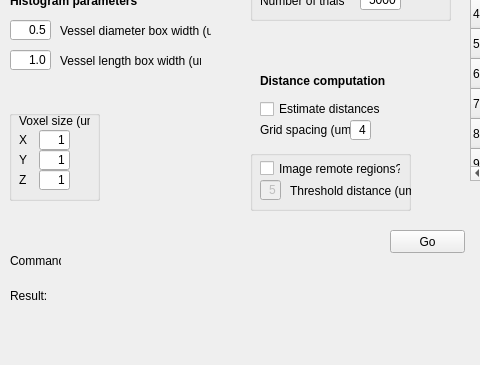
This is Qt/Batcher/mainwindow.ui in gibbogle/vessel-tools as Qt 5 draws it before an edit; both pictures show x 0 to 480 and y 297 to 662 of the 1370 by 662 pixel window. The edited form follows.
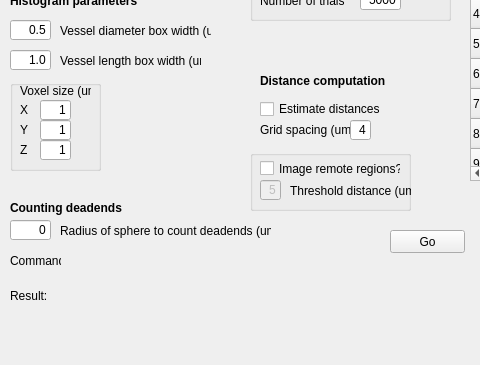
This is the edited form.

Commit message: Added deadend radius change to batcher

Diff of the .ui file:
```diff
--- a/Qt/Batcher/mainwindow.ui
+++ b/Qt/Batcher/mainwindow.ui
@@ -674,8 +674,8 @@
    <widget class="QGroupBox" name="groupBoxVoxel">
     <property name="geometry">
      <rect>
-      <x>9</x>
-      <y>390</y>
+      <x>10</x>
+      <y>360</y>
       <width>91</width>
       <height>91</height>
      </rect>
@@ -916,6 +916,54 @@
      <string>Estimate distances?</string>
     </property>
    </widget>
+   <widget class="QLineEdit" name="lineEdit_deadend_radius">
+    <property name="geometry">
+     <rect>
+      <x>10</x>
+      <y>500</y>
+      <width>41</width>
+      <height>20</height>
+     </rect>
+    </property>
+    <property name="text">
+     <string>0</string>
+    </property>
+    <property name="alignment">
+     <set>Qt::AlignRight|Qt::AlignTrailing|Qt::AlignVCenter</set>
+    </property>
+   </widget>
+   <widget class="QLabel" name="label_deadend_radius">
+    <property name="geometry">
+     <rect>
+      <x>60</x>
+      <y>500</y>
+      <width>211</width>
+      <height>21</height>
+     </rect>
+    </property>
+    <property name="text">
+     <string>Radius of sphere to count deadends (um)</string>
+    </property>
+   </widget>
+   <widget class="QLabel" name="label_count">
+    <property name="geometry">
+     <rect>
+      <x>10</x>
+      <y>480</y>
+      <width>121</width>
+      <height>16</height>
+     </rect>
+    </property>
+    <property name="font">
+     <font>
+      <weight>75</weight>
+      <bold>true</bold>
+     </font>
+    </property>
+    <property name="text">
+     <string>Counting deadends</string>
+    </property>
+   </widget>
   </widget>
   <widget class="QMenuBar" name="menuBar">
    <property name="geometry">
```
The commit also changes 1 other file.
